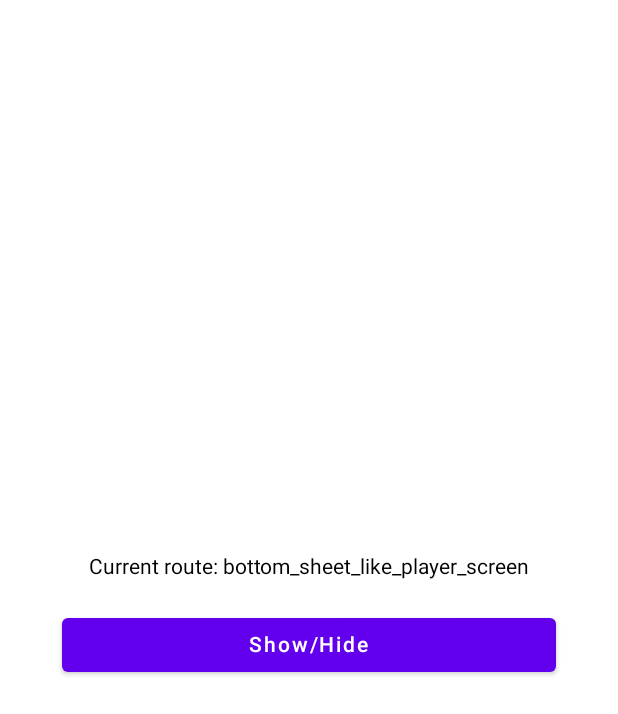
After one commit to dmitrym89/Navigation, an Android app built with Jetpack Compose: the BottomSheetLikePlayerScreen screen opened through its navigation route, on a phone screen of 412 x 824 dp. The commit adds this screen. Shown: the top 714 px of the screen. Run offline under Robolectric (Android 15) with nearby library versions, the phone set to English and light mode, and no system bars.

Commit message:
add wallpaper

```diff
--- a/app/build.gradle
+++ b/app/build.gradle
@@ -31,7 +31,7 @@ android {
 
     buildTypes {
         debug {
-            minifyEnabled false
+            minifyEnabled true
             proguardFiles getDefaultProguardFile('proguard-android-optimize.txt'), 'proguard-rules.pro'
         }
         release {
--- a/app/src/main/java/dmitrij/mysenko/navigation/navigation/NestedGraph.kt
+++ b/app/src/main/java/dmitrij/mysenko/navigation/navigation/NestedGraph.kt
@@ -17,7 +17,7 @@ sealed class NestedGraph(val route: String, private val root: NestedGraph? = nul
     object BottomNavYoutube4: NestedGraph("bottom_nav_google_youtube_4")
     object Sheets: NestedGraph("sheets")
     object Tabs: NestedGraph("tabs")
-    object AnimationTransition: NestedGraph("animation_transition")
+    object Other: NestedGraph("other")
 
     fun makeRoute(): String = buildString {
         root?.let {
--- a/app/src/main/java/dmitrij/mysenko/navigation/screens/Screen.kt
+++ b/app/src/main/java/dmitrij/mysenko/navigation/screens/Screen.kt
@@ -49,14 +49,15 @@ sealed class Screen(val route: String){
     object ModalBottomSheetScreen: Screen("modal_bottom_sheet_screen")
     object HalfModalBottomSheetScreen: Screen("half_modal_bottom_sheet_screen")
     object ScaffoldBottomSheetScreen: Screen("scaffold_bottom_sheet_screen")
+    object BottomSheetLikePlayerScreen: Screen("bottom_sheet_like_player_screen")
 
     object TabsScreen: Screen("tabs_screen")
     object DefaultTabsScreen: Screen("default_tabs_screen")
     object SwipeableTabsScreen: Screen("swipeable_tabs_screen")
     object CustomTabsScreen: Screen("custom_tabs_screen")
 
-    object AnimationTransitionScreen: Screen("animation_transition_screen")
-    object AnimationTransition2Screen: Screen("animation_transition_2_screen")
+    object OtherScreen: Screen("other_screen")
+    object WallpaperScreen: Screen("wallpaper_screen")
 
     object AfterMainScreen: Screen("after_main_screen")
 
--- a/app/src/main/java/dmitrij/mysenko/navigation/screens/main/Navigation.kt
+++ b/app/src/main/java/dmitrij/mysenko/navigation/screens/main/Navigation.kt
@@ -5,11 +5,8 @@ import androidx.navigation.compose.composable
 import dmitrij.mysenko.navigation.navigation.NestedGraph
 import dmitrij.mysenko.navigation.screens.Screen
 import dmitrij.mysenko.navigation.screens.aftermain.AfterMainScreen
-import dmitrij.mysenko.navigation.screens.main.animation.animationTransitionGraph
+import dmitrij.mysenko.navigation.screens.main.other.otherGraph
 import dmitrij.mysenko.navigation.screens.main.bottomnav.bottomNavGraph
-import dmitrij.mysenko.navigation.screens.main.bottomnavcustom.BottomNavCustomScreen
-import dmitrij.mysenko.navigation.screens.main.bottomnavgoogle.BottomNavGoogleScreen
-import dmitrij.mysenko.navigation.screens.main.bottomnavgooglelikeyoutube.BottomNavYoutubeScreen
 import dmitrij.mysenko.navigation.screens.main.dialog.DialogScreen
 import dmitrij.mysenko.navigation.screens.main.popup.PopupScreen
 import dmitrij.mysenko.navigation.screens.main.sheets.sheetsGraph
@@ -35,6 +32,6 @@ fun NavGraphBuilder.mainGraph(navController: NavController) {
         sheetsGraph(navController = navController)
         tabsGraph(navController = navController)
         bottomNavGraph(navController = navController)
-        animationTransitionGraph(navController = navController)
+        otherGraph(navController = navController)
     }
 }
--- /dev/null
+++ b/app/src/main/java/dmitrij/mysenko/navigation/screens/main/other/Navigation.kt
@@ -0,0 +1,22 @@
+package dmitrij.mysenko.navigation.screens.main.other
+
+import androidx.navigation.NavController
+import androidx.navigation.NavGraphBuilder
+import androidx.navigation.compose.composable
+import androidx.navigation.navigation
+import dmitrij.mysenko.navigation.navigation.NestedGraph
+import dmitrij.mysenko.navigation.screens.Screen
+
+fun NavGraphBuilder.otherGraph(navController: NavController) {
+    navigation(
+        startDestination = Screen.OtherScreen.route,
+        route = NestedGraph.Other.route
+    ) {
+        composable(route = Screen.OtherScreen.route){
+            OtherScreen(navController = navController)
+        }
+        composable(route = Screen.WallpaperScreen.route){
+            WallpaperScreen(navController = navController)
+        }
+    }
+}
--- /dev/null
+++ b/app/src/main/java/dmitrij/mysenko/navigation/screens/main/sheets/BottomSheetLikePlayerScreen.kt
@@ -0,0 +1,82 @@
+package dmitrij.mysenko.navigation.screens.main.sheets
+
+import android.util.Log
+import androidx.compose.foundation.*
+import androidx.compose.foundation.layout.*
+import androidx.compose.material.*
+import androidx.compose.runtime.Composable
+import androidx.compose.runtime.remember
+import androidx.compose.runtime.rememberCoroutineScope
+import androidx.compose.ui.Alignment
+import androidx.compose.ui.Modifier
+import androidx.compose.ui.graphics.Color
+import androidx.compose.ui.graphics.drawscope.Stroke
+import androidx.compose.ui.platform.LocalDensity
+import androidx.compose.ui.unit.dp
+import androidx.navigation.NavController
+import dmitrij.mysenko.navigation.shared.BottomSheetContent
+import dmitrij.mysenko.navigation.shared.CurrentRoute
+import kotlinx.coroutines.launch
+import java.math.RoundingMode
+import kotlin.reflect.KFunction
+
+
+@OptIn(ExperimentalMaterialApi::class)
+@Composable
+fun BottomSheetLikePlayerScreen(navController: NavController) {
+
+    val bottomSheetState = rememberBottomSheetState(
+        initialValue = BottomSheetValue.Collapsed
+    )
+    val bottomSheetScaffoldState = rememberBottomSheetScaffoldState(
+        bottomSheetState = bottomSheetState
+    )
+    val scope = rememberCoroutineScope()
+
+    val bottomInset = with(
+        LocalDensity.current
+    ) {
+        WindowInsets.navigationBars.getBottom(this)/this.density
+    }
+
+    BottomSheetScaffold(
+        scaffoldState = bottomSheetScaffoldState,
+        sheetPeekHeight = 50.dp + bottomInset.dp,
+        sheetContent = { BottomSheetPlayerContent() }
+    ) {
+        Column(
+            verticalArrangement = Arrangement.Center,
+            horizontalAlignment = Alignment.CenterHorizontally,
+            modifier = Modifier.fillMaxSize()
+        ) {
+            CurrentRoute(navController = navController)
+            Spacer(modifier = Modifier.height(20.dp))
+            Button(
+                onClick = {
+                    scope.launch {
+                        if (bottomSheetState.isCollapsed) {
+                            bottomSheetState.expand()
+                        } else if (bottomSheetState.isExpanded) {
+                            bottomSheetState.collapse()
+                        }
+                    }
+                },
+                modifier = Modifier.fillMaxWidth(0.8f)
+            ) {
+                Text(
+                    text = "Show/Hide"
+                )
+            }
+        }
+    }
+}
+
+@Composable
+fun BottomSheetPlayerContent(){
+
+}
+
+@Composable
+fun PlayerButtons(){
+
+}
--- a/app/src/main/java/dmitrij/mysenko/navigation/screens/main/sheets/Navigation.kt
+++ b/app/src/main/java/dmitrij/mysenko/navigation/screens/main/sheets/Navigation.kt
@@ -24,5 +24,8 @@ fun NavGraphBuilder.sheetsGraph(navController: NavController) {
         composable(route = Screen.ScaffoldBottomSheetScreen.route) {
             ScaffoldBottomSheetScreen(navController = navController)
         }
+        composable(route = Screen.BottomSheetLikePlayerScreen.route) {
+            BottomSheetLikePlayerScreen(navController = navController)
+        }
     }
 }
--- a/app/src/main/java/dmitrij/mysenko/navigation/ui/theme/Theme.kt
+++ b/app/src/main/java/dmitrij/mysenko/navigation/ui/theme/Theme.kt
@@ -1,6 +1,7 @@
 package dmitrij.mysenko.navigation.ui.theme
 
 import androidx.compose.foundation.isSystemInDarkTheme
+import androidx.compose.material.LocalTextStyle
 import androidx.compose.material.MaterialTheme
 import androidx.compose.material.darkColors
 import androidx.compose.material.lightColors
@@ -35,6 +36,8 @@ fun NavigationTheme(darkTheme: Boolean = isSystemInDarkTheme(), content: @Compos
         LightColorPalette
     }
 
+
+
     MaterialTheme(
         colors = colors,
         typography = Typography,
--- a/app/src/main/java/dmitrij/mysenko/navigation/ui/theme/Type.kt
+++ b/app/src/main/java/dmitrij/mysenko/navigation/ui/theme/Type.kt
@@ -1,5 +1,6 @@
 package dmitrij.mysenko.navigation.ui.theme
 
+import androidx.compose.material.Colors
 import androidx.compose.material.Typography
 import androidx.compose.ui.text.TextStyle
 import androidx.compose.ui.text.font.FontFamily
--- a/app/src/main/res/values/strings.xml
+++ b/app/src/main/res/values/strings.xml
@@ -8,4 +8,5 @@
     <string name="tab_1">Tab 1</string>
     <string name="tab_2">Tab 2</string>
     <string name="tab_3">Tab 3</string>
+    <string name="wallpaper_description">AAA My beautiful wallpaper</string>
 </resources>
--- /dev/null
+++ b/app/src/main/res/xml/wallpaper.xml
@@ -0,0 +1,6 @@
+<?xml version="1.0" encoding="UTF-8"?>
+<wallpaper
+    xmlns:android="http://schemas.android.com/apk/res/android"
+    android:thumbnail="@drawable/wallpaper_preview"
+    android:description="@string/wallpaper_description"
+    />
```
Also changed, not shown: app/src/main/AndroidManifest.xml (+17 -0 lines), app/src/main/java/dmitrij/mysenko/navigation/screens/main/MainScreen.kt (+11 -12 lines), app/src/main/java/dmitrij/mysenko/navigation/screens/main/animation/Navigation.kt (deleted, +0 -25 lines), app/src/main/java/dmitrij/mysenko/navigation/screens/main/other/OtherScreen.kt (renamed from app/src/main/java/dmitrij/mysenko/navigation/screens/main/animation/AnitationTransition2Screen.kt, +4 -4 lines), app/src/main/java/dmitrij/mysenko/navigation/screens/main/other/wallpaper/WallpaperScreen.kt (renamed from app/src/main/java/dmitrij/mysenko/navigation/screens/main/animation/AnitationTransitionScreen.kt, +8 -5 lines), app/src/main/java/dmitrij/mysenko/navigation/screens/main/other/wallpaper/WallpaperService.kt (added, +89 -0 lines), app/src/main/java/dmitrij/mysenko/navigation/screens/main/sheets/SheetScreen.kt (+9 -0 lines), app/src/main/res/drawable-nodpi/wallpaper_preview.jpeg (added).
